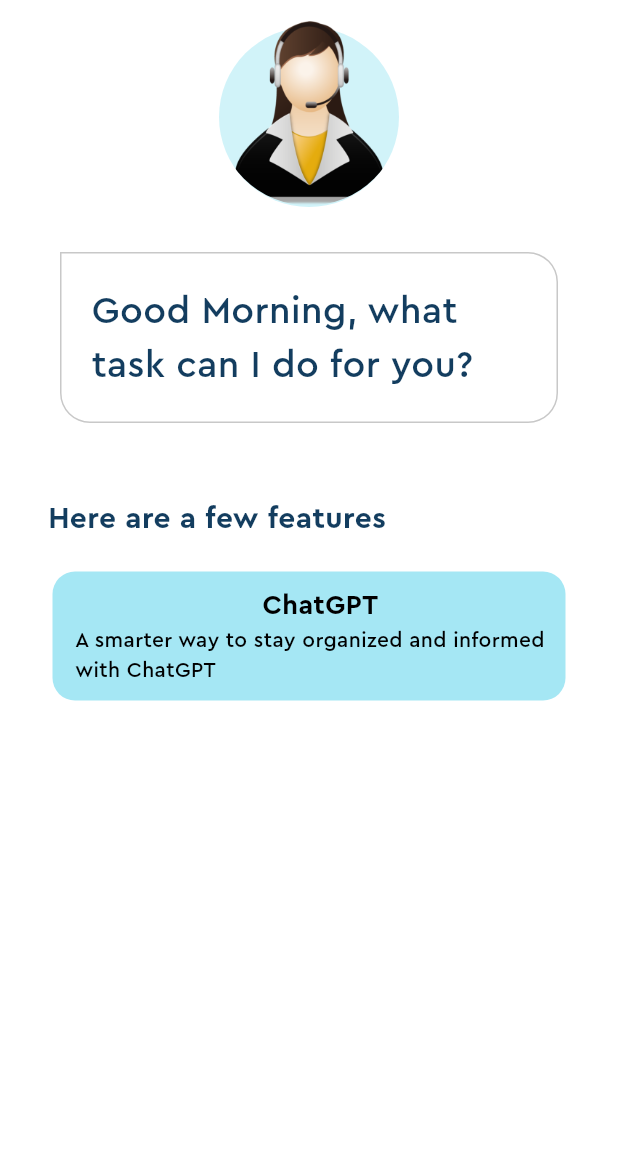
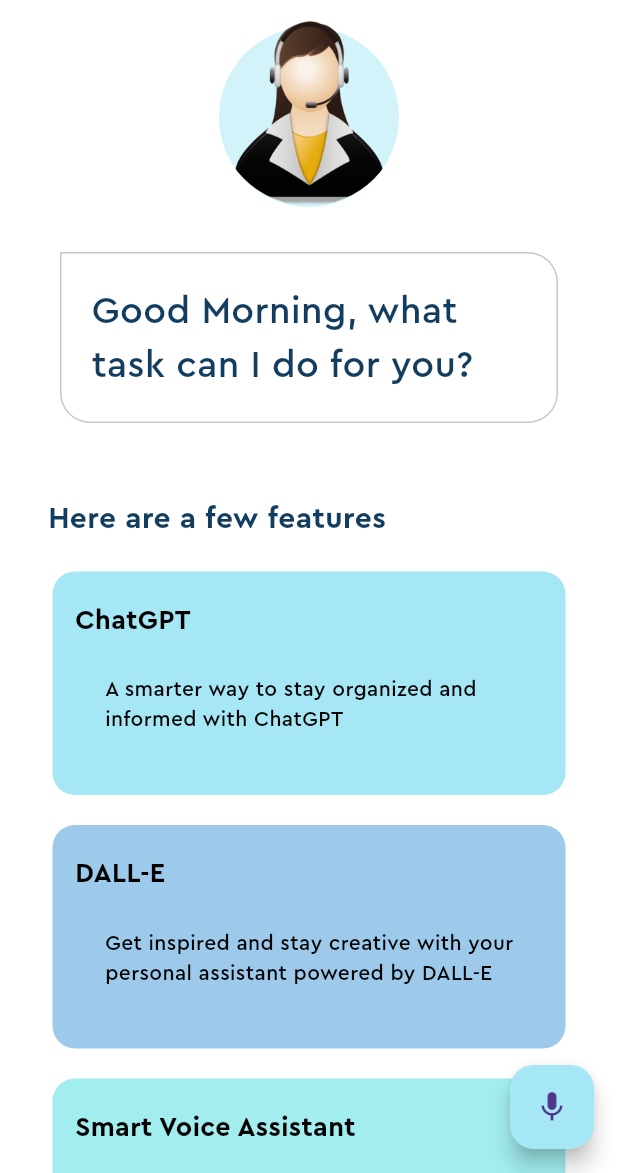
Before and after one commit to Moussi0amine/voice-chat-app, a Flutter app: the screen it shows after launch, on a phone screen of 412 x 824 dp, the part 63-1236 px from its top. Run offline on Flutter 3.47's test engine with Material 3 defaults, Android fonts, the phone set to English and light mode, and no system bars.

Commit message:
Finish UI

```diff
--- a/lib/feature_box.dart
+++ b/lib/feature_box.dart
@@ -27,22 +27,29 @@
         ),
       child: Padding(
         padding: const EdgeInsets.symmetric(
-            vertical: 10
+            vertical: 20.0
         ).copyWith(
           left: 15,
         ),
         child: Column(
           children: [
-            Text(headerText, style: TextStyle(
+            Align(
+              alignment: Alignment.centerLeft,
+              child: Text(headerText, style: TextStyle(
                         fontFamily: 'Cera Pro',
                         color: Pallete.blackColor,
                         fontSize: 18,
                         fontWeight: FontWeight.bold,
                       ),
                       ),
-            Text(descriptionText, style: TextStyle(
+            ),
+            const SizedBox(height: 3),
+            Padding(
+              padding: const EdgeInsets.all(20),
+              child: Text(descriptionText, style: TextStyle(
                 fontFamily: 'Cera Pro',
                 color: Pallete.blackColor,
+              ),
               ),
             ),
           ],
--- a/lib/home_page.dart
+++ b/lib/home_page.dart
@@ -18,7 +18,9 @@
         centerTitle: true,
         leading: const Icon(Icons.menu),
       ),
-      body: Column(
+      body: SafeArea(
+        child: SingleChildScrollView(
+          child: Column(
             children: [
               // Virtual assistant picture
               Stack(
@@ -85,16 +87,33 @@
               ),
               // Features list
               Column(
-            children: [
+                children: const [
                   FeatureBox(
                       color: Pallete.firstSuggestionBoxColor,
                       headerText: 'ChatGPT',
                       descriptionText: 'A smarter way to stay organized and informed with ChatGPT'
                   ),
+                  FeatureBox(
+                      color: Pallete.secondSuggestionBoxColor,
+                      headerText: 'DALL-E',
+                      descriptionText: 'Get inspired and stay creative with your personal assistant powered by DALL-E'
+                  ),
+                  FeatureBox(
+                      color: Pallete.thirdSuggestionBoxColor,
+                      headerText: 'Smart Voice Assistant',
+                      descriptionText: 'Get the best of both worlds with a voice assistant powered by DALL-E and ChatGPT'
+                  ),
                 ],
               )
             ],
-      )
+          ),
+        ),
+      ),
+      floatingActionButton: FloatingActionButton(
+        backgroundColor: Pallete.firstSuggestionBoxColor,
+        onPressed: () {},
+        child: Icon(Icons.mic),
+        ),
     );
   }
 }
```
Lines whose indentation alone changed are shown as unchanged.
